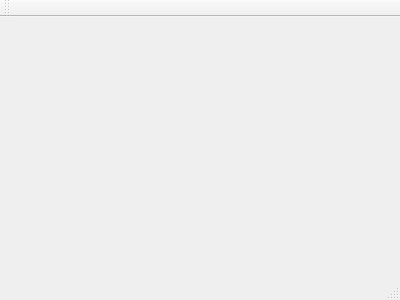
The window that mainwindow.ui (VoreWind/CommentOrganizer) describes before a commit, drawn with Qt 5.
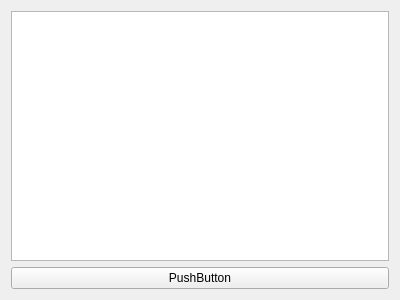
The same window after the commit.

Diff of the .ui file:
```diff
--- a/mainwindow.ui
+++ b/mainwindow.ui
@@ -12,13 +12,22 @@
   <property name="windowTitle" >
    <string>MainWindow</string>
   </property>
-  <widget class="QMenuBar" name="menuBar" />
-  <widget class="QToolBar" name="mainToolBar" />
-  <widget class="QWidget" name="centralWidget" />
-  <widget class="QStatusBar" name="statusBar" />
+  <widget class="QWidget" name="centralWidget">
+   <layout class="QGridLayout" name="gridLayout">
+    <item row="0" column="0">
+     <widget class="QPlainTextEdit" name="text_edit"/>
+    </item>
+    <item row="1" column="0">
+     <widget class="QPushButton" name="clean_button">
+      <property name="text">
+       <string>PushButton</string>
+      </property>
+     </widget>
+    </item>
+   </layout>
+  </widget>
  </widget>
- <layoutDefault spacing="6" margin="11" />
- <pixmapfunction></pixmapfunction>
+ <layoutdefault spacing="6" margin="11"/>
  <resources/>
  <connections/>
 </ui>
```
Left out of the diff: 7 changed lines with no effect on the pictures.
